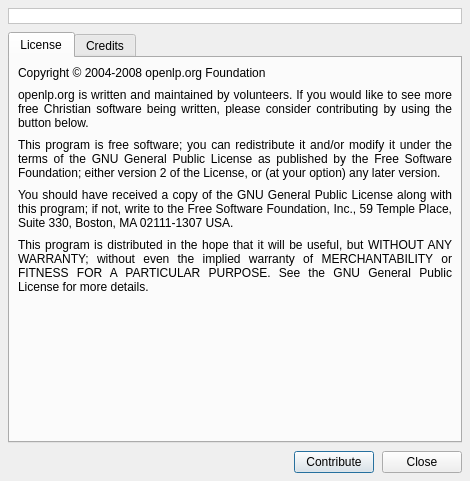
The window that resources/forms/about.ui (zonArt/openlp) describes before a commit, drawn with Qt 5.
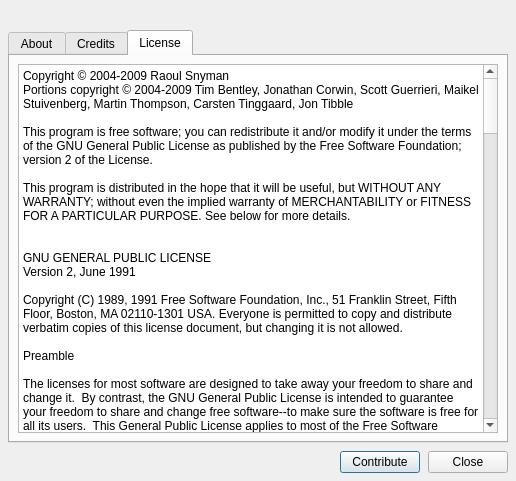
The same window after the commit. The open tabs and pages were chosen to show the change. Icons and pictures are not drawn.

Commit message: Spruced up the About page. Made a few configuration key changes.

```diff
--- a/resources/forms/about.ui
+++ b/resources/forms/about.ui
@@ -6,7 +6,7 @@
    <rect>
     <x>0</x>
     <y>0</y>
-    <width>470</width>
+    <width>516</width>
     <height>481</height>
    </rect>
   </property>
@@ -25,19 +25,7 @@
     <number>8</number>
    </property>
    <item>
-    <widget class="QLabel" name="Logo">
-     <property name="autoFillBackground">
-      <bool>false</bool>
-     </property>
-     <property name="styleSheet">
-      <string notr="true">background-color: rgb(255, 255, 255);</string>
-     </property>
-     <property name="frameShape">
-      <enum>QFrame::StyledPanel</enum>
-     </property>
-     <property name="lineWidth">
-      <number>1</number>
-     </property>
+    <widget class="QLabel" name="label">
      <property name="text">
       <string/>
      </property>
@@ -47,8 +35,8 @@
      <property name="scaledContents">
       <bool>false</bool>
      </property>
-     <property name="alignment">
-      <set>Qt::AlignLeading|Qt::AlignLeft|Qt::AlignVCenter</set>
+     <property name="indent">
+      <number>0</number>
      </property>
     </widget>
    </item>
@@ -57,89 +45,33 @@
      <property name="currentIndex">
       <number>0</number>
      </property>
-     <widget class="QWidget" name="LicenseTab">
+     <widget class="QWidget" name="AboutTab">
       <attribute name="title">
-       <string>License</string>
+       <string>About</string>
       </attribute>
-      <layout class="QVBoxLayout" name="LicenseTabLayout">
+      <layout class="QVBoxLayout" name="verticalLayout">
        <property name="spacing">
-        <number>8</number>
+        <number>0</number>
        </property>
        <property name="margin">
         <number>8</number>
        </property>
        <item>
-        <widget class="QLabel" name="CopyrightLabel">
-         <property name="text">
-          <string>Copyright © 2004-2008 openlp.org Foundation</string>
-         </property>
-        </widget>
-       </item>
-       <item>
-        <widget class="QLabel" name="AboutAuthors">
-         <property name="text">
-          <string>openlp.org is written and maintained by volunteers. If you would like to see more free Christian software being written, please consider contributing by using the button below.</string>
-         </property>
-         <property name="alignment">
-          <set>Qt::AlignJustify|Qt::AlignVCenter</set>
-         </property>
-         <property name="wordWrap">
+        <widget class="QPlainTextEdit" name="AboutTextEdit">
+         <property name="readOnly">
           <bool>true</bool>
          </property>
-        </widget>
-       </item>
-       <item>
-        <widget class="QLabel" name="License1Label">
-         <property name="text">
-          <string>This program is free software; you can redistribute it and/or modify it under the terms of the GNU General Public License as published by the Free Software Foundation; either version 2 of the License, or (at your option) any later version.</string>
+         <property name="plainText">
+          <string>OpenLP &lt;version&gt; - Open Source Lyrics Projection
+
+OpenLP is free church presentation software, or lyrics projection software, used to display slides of songs, Bible verses, videos, images, and even presentations (if OpenOffice.org, PowerPoint or PowerPoint Viewer is installed) for church worship using a computer and a data projector.
+
+Find out more about OpenLP: http://openlp.org/
+
+OpenLP is written and maintained by volunteers. If you would like to see more free Christian software being written, please consider contributing by using the button below.</string>
          </property>
-         <property name="alignment">
-          <set>Qt::AlignJustify|Qt::AlignVCenter</set>
-         </property>
-         <property name="wordWrap">
-          <bool>true</bool>
-         </property>
         </widget>
        </item>
-       <item>
-        <widget class="QLabel" name="License2Label">
-         <property name="text">
-          <string>You should have received a copy of the GNU General Public License along with this program; if not, write to the Free Software Foundation, Inc., 59 Temple Place, Suite 330, Boston, MA 02111-1307 USA.</string>
-         </property>
-         <property name="alignment">
-          <set>Qt::AlignJustify|Qt::AlignVCenter</set>
-         </property>
-         <property name="wordWrap">
-          <bool>true</bool>
-         </property>
-        </widget>
-       </item>
-       <item>
-        <widget class="QLabel" name="License3Label">
-         <property name="text">
-          <string>This program is distributed in the hope that it will be useful, but WITHOUT ANY WARRANTY; without even the implied warranty of MERCHANTABILITY or FITNESS FOR A PARTICULAR PURPOSE. See the GNU General Public License for more details.</string>
-         </property>
-         <property name="alignment">
-          <set>Qt::AlignJustify|Qt::AlignVCenter</set>
-         </property>
-         <property name="wordWrap">
-          <bool>true</bool>
-         </property>
-        </widget>
-       </item>
-       <item>
-        <spacer name="LicenseSpacer">
-         <property name="orientation">
-          <enum>Qt::Vertical</enum>
-         </property>
-         <property name="sizeHint" stdset="0">
-          <size>
-           <width>20</width>
-           <height>40</height>
-          </size>
-         </property>
-        </spacer>
-       </item>
       </layout>
      </widget>
      <widget class="QWidget" name="CreditsTab">
@@ -168,7 +100,163 @@
     Scott &quot;sguerrieri&quot; Guerrieri
     Raoul &quot;superfly&quot; Snyman
     Martin &quot;mijiti&quot; Thompson
-    Carsten &quot;catini&quot; Tingaard</string>
+    Carsten &quot;catini&quot; Tingaard
+
+Testers
+    Wesley &quot;wrst&quot; Stout</string>
+         </property>
+        </widget>
+       </item>
+      </layout>
+     </widget>
+     <widget class="QWidget" name="LicenseTab">
+      <attribute name="title">
+       <string>License</string>
+      </attribute>
+      <layout class="QVBoxLayout" name="LicenseTabLayout">
+       <property name="spacing">
+        <number>8</number>
+       </property>
+       <property name="margin">
+        <number>8</number>
+       </property>
+       <item>
+        <widget class="QPlainTextEdit" name="LicenseTextEdit">
+         <property name="readOnly">
+          <bool>true</bool>
+         </property>
+         <property name="plainText">
+          <string>Copyright © 2004-2009 Raoul Snyman
+Portions copyright © 2004-2009 Tim Bentley, Jonathan Corwin, Scott Guerrieri, Maikel Stuivenberg, Martin Thompson, Carsten Tinggaard, Jon Tibble
+
+This program is free software; you can redistribute it and/or modify it under the terms of the GNU General Public License as published by the Free Software Foundation; version 2 of the License.
+
+This program is distributed in the hope that it will be useful, but WITHOUT ANY WARRANTY; without even the implied warranty of MERCHANTABILITY or FITNESS FOR A PARTICULAR PURPOSE. See below for more details.   
+
+
+GNU GENERAL PUBLIC LICENSE
+Version 2, June 1991
+
+Copyright (C) 1989, 1991 Free Software Foundation, Inc., 51 Franklin Street, Fifth Floor, Boston, MA 02110-1301 USA. Everyone is permitted to copy and distribute verbatim copies of this license document, but changing it is not allowed.
+
+Preamble
+
+The licenses for most software are designed to take away your freedom to share and change it.  By contrast, the GNU General Public License is intended to guarantee your freedom to share and change free software--to make sure the software is free for all its users.  This General Public License applies to most of the Free Software Foundation's software and to any other program whose authors commit to using it.  (Some other Free Software Foundation software is covered by the GNU Lesser General Public License instead.)  You can apply it to your programs, too.
+
+When we speak of free software, we are referring to freedom, not price.  Our General Public Licenses are designed to make sure that you have the freedom to distribute copies of free software (and charge for this service if you wish), that you receive source code or can get it if you want it, that you can change the software or use pieces of it in new free programs; and that you know you can do these things.
+
+To protect your rights, we need to make restrictions that forbid anyone to deny you these rights or to ask you to surrender the rights. These restrictions translate to certain responsibilities for you if you distribute copies of the software, or if you modify it.
+
+For example, if you distribute copies of such a program, whether gratis or for a fee, you must give the recipients all the rights that you have.  You must make sure that they, too, receive or can get the source code.  And you must show them these terms so they know their rights.
+
+We protect your rights with two steps: (1) copyright the software, and (2) offer you this license which gives you legal permission to copy, distribute and/or modify the software.
+
+Also, for each author's protection and ours, we want to make certain that everyone understands that there is no warranty for this free software.  If the software is modified by someone else and passed on, we want its recipients to know that what they have is not the original, so that any problems introduced by others will not reflect on the original authors' reputations.
+
+Finally, any free program is threatened constantly by software patents.  We wish to avoid the danger that redistributors of a free program will individually obtain patent licenses, in effect making the program proprietary.  To prevent this, we have made it clear that any patent must be licensed for everyone's free use or not licensed at all.
+
+The precise terms and conditions for copying, distribution and modification follow.
+
+GNU GENERAL PUBLIC LICENSE
+TERMS AND CONDITIONS FOR COPYING, DISTRIBUTION AND MODIFICATION
+
+0. This License applies to any program or other work which contains a notice placed by the copyright holder saying it may be distributed under the terms of this General Public License.  The &quot;Program&quot;, below, refers to any such program or work, and a &quot;work based on the Program&quot; means either the Program or any derivative work under copyright law: that is to say, a work containing the Program or a portion of it, either verbatim or with modifications and/or translated into another language.  (Hereinafter, translation is included without limitation in the term &quot;modification&quot;.)  Each licensee is addressed as &quot;you&quot;.
+
+Activities other than copying, distribution and modification are not covered by this License; they are outside its scope.  The act of running the Program is not restricted, and the output from the Program is covered only if its contents constitute a work based on the Program (independent of having been made by running the Program). Whether that is true depends on what the Program does.
+
+1. You may copy and distribute verbatim copies of the Program's source code as you receive it, in any medium, provided that you conspicuously and appropriately publish on each copy an appropriate copyright notice and disclaimer of warranty; keep intact all the notices that refer to this License and to the absence of any warranty; and give any other recipients of the Program a copy of this License along with the Program.
+
+You may charge a fee for the physical act of transferring a copy, and you may at your option offer warranty protection in exchange for a fee.
+
+2. You may modify your copy or copies of the Program or any portion of it, thus forming a work based on the Program, and copy and distribute such modifications or work under the terms of Section 1 above, provided that you also meet all of these conditions:
+
+a) You must cause the modified files to carry prominent notices stating that you changed the files and the date of any change.
+
+b) You must cause any work that you distribute or publish, that in whole or in part contains or is derived from the Program or any part thereof, to be licensed as a whole at no charge to all third parties under the terms of this License.
+
+c) If the modified program normally reads commands interactively when run, you must cause it, when started running for such interactive use in the most ordinary way, to print or display an announcement including an appropriate copyright notice and a notice that there is no warranty (or else, saying that you provide a warranty) and that users may redistribute the program under these conditions, and telling the user how to view a copy of this License.  (Exception: if the Program itself is interactive but does not normally print such an announcement, your work based on the Program is not required to print an announcement.)
+
+These requirements apply to the modified work as a whole.  If identifiable sections of that work are not derived from the Program, and can be reasonably considered independent and separate works in themselves, then this License, and its terms, do not apply to those sections when you distribute them as separate works.  But when you distribute the same sections as part of a whole which is a work based on the Program, the distribution of the whole must be on the terms of this License, whose permissions for other licensees extend to the entire whole, and thus to each and every part regardless of who wrote it.
+
+Thus, it is not the intent of this section to claim rights or contest your rights to work written entirely by you; rather, the intent is to exercise the right to control the distribution of derivative or collective works based on the Program.
+
+In addition, mere aggregation of another work not based on the Program with the Program (or with a work based on the Program) on a volume of a storage or distribution medium does not bring the other work under the scope of this License.
+
+3. You may copy and distribute the Program (or a work based on it, under Section 2) in object code or executable form under the terms of Sections 1 and 2 above provided that you also do one of the following:
+
+a) Accompany it with the complete corresponding machine-readable source code, which must be distributed under the terms of Sections 1 and 2 above on a medium customarily used for software interchange; or,
+
+b) Accompany it with a written offer, valid for at least three years, to give any third party, for a charge no more than your cost of physically performing source distribution, a complete machine-readable copy of the corresponding source code, to be distributed under the terms of Sections 1 and 2 above on a medium customarily used for software interchange; or,
+
+c) Accompany it with the information you received as to the offer to distribute corresponding source code.  (This alternative is allowed only for noncommercial distribution and only if you received the program in object code or executable form with such an offer, in accord with Subsection b above.)
+
+The source code for a work means the preferred form of the work for making modifications to it.  For an executable work, complete source code means all the source code for all modules it contains, plus any associated interface definition files, plus the scripts used to control compilation and installation of the executable.  However, as a special exception, the source code distributed need not include anything that is normally distributed (in either source or binary form) with the major components (compiler, kernel, and so on) of the operating system on which the executable runs, unless that component itself accompanies the executable.
+
+If distribution of executable or object code is made by offering access to copy from a designated place, then offering equivalent access to copy the source code from the same place counts as distribution of the source code, even though third parties are not compelled to copy the source along with the object code.
+
+4. You may not copy, modify, sublicense, or distribute the Program except as expressly provided under this License.  Any attempt otherwise to copy, modify, sublicense or distribute the Program is void, and will automatically terminate your rights under this License. However, parties who have received copies, or rights, from you under this License will not have their licenses terminated so long as such parties remain in full compliance.
+
+5. You are not required to accept this License, since you have not signed it.  However, nothing else grants you permission to modify or distribute the Program or its derivative works.  These actions are prohibited by law if you do not accept this License.  Therefore, by modifying or distributing the Program (or any work based on the Program), you indicate your acceptance of this License to do so, and all its terms and conditions for copying, distributing or modifying the Program or works based on it.
+
+6. Each time you redistribute the Program (or any work based on the Program), the recipient automatically receives a license from the original licensor to copy, distribute or modify the Program subject to these terms and conditions.  You may not impose any further restrictions on the recipients' exercise of the rights granted herein. You are not responsible for enforcing compliance by third parties to this License.
+
+7. If, as a consequence of a court judgment or allegation of patent infringement or for any other reason (not limited to patent issues), conditions are imposed on you (whether by court order, agreement or otherwise) that contradict the conditions of this License, they do not excuse you from the conditions of this License.  If you cannot distribute so as to satisfy simultaneously your obligations under this License and any other pertinent obligations, then as a consequence you may not distribute the Program at all.  For example, if a patent license would not permit royalty-free redistribution of the Program by all those who receive copies directly or indirectly through you, then the only way you could satisfy both it and this License would be to refrain entirely from distribution of the Program.
+
+If any portion of this section is held invalid or unenforceable under any particular circumstance, the balance of the section is intended to apply and the section as a whole is intended to apply in other circumstances.
+
+It is not the purpose of this section to induce you to infringe any patents or other property right claims or to contest validity of any such claims; this section has the sole purpose of protecting the integrity of the free software distribution system, which is implemented by public license practices.  Many people have made generous contributions to the wide range of software distributed through that system in reliance on consistent application of that system; it is up to the author/donor to decide if he or she is willing to distribute software through any other system and a licensee cannot impose that choice.
+
+This section is intended to make thoroughly clear what is believed to be a consequence of the rest of this License.
+
+8. If the distribution and/or use of the Program is restricted in certain countries either by patents or by copyrighted interfaces, the original copyright holder who places the Program under this License may add an explicit geographical distribution limitation excluding those countries, so that distribution is permitted only in or among countries not thus excluded.  In such case, this License incorporates the limitation as if written in the body of this License.
+
+9. The Free Software Foundation may publish revised and/or new versions of the General Public License from time to time.  Such new versions will be similar in spirit to the present version, but may differ in detail to address new problems or concerns.
+
+Each version is given a distinguishing version number.  If the Program specifies a version number of this License which applies to it and &quot;any later version&quot;, you have the option of following the terms and conditions either of that version or of any later version published by the Free Software Foundation.  If the Program does not specify a version number of this License, you may choose any version ever published by the Free Software Foundation.
+
+10. If you wish to incorporate parts of the Program into other free programs whose distribution conditions are different, write to the author to ask for permission.  For software which is copyrighted by the Free Software Foundation, write to the Free Software Foundation; we sometimes make exceptions for this.  Our decision will be guided by the two goals of preserving the free status of all derivatives of our free software and of promoting the sharing and reuse of software generally.
+
+NO WARRANTY
+
+11. BECAUSE THE PROGRAM IS LICENSED FREE OF CHARGE, THERE IS NO WARRANTY FOR THE PROGRAM, TO THE EXTENT PERMITTED BY APPLICABLE LAW.  EXCEPT WHEN OTHERWISE STATED IN WRITING THE COPYRIGHT HOLDERS AND/OR OTHER PARTIES PROVIDE THE PROGRAM &quot;AS IS&quot; WITHOUT WARRANTY OF ANY KIND, EITHER EXPRESSED OR IMPLIED, INCLUDING, BUT NOT LIMITED TO, THE IMPLIED WARRANTIES OF MERCHANTABILITY AND FITNESS FOR A PARTICULAR PURPOSE.  THE ENTIRE RISK AS TO THE QUALITY AND PERFORMANCE OF THE PROGRAM IS WITH YOU.  SHOULD THE PROGRAM PROVE DEFECTIVE, YOU ASSUME THE COST OF ALL NECESSARY SERVICING, REPAIR OR CORRECTION.
+
+12. IN NO EVENT UNLESS REQUIRED BY APPLICABLE LAW OR AGREED TO IN WRITING WILL ANY COPYRIGHT HOLDER, OR ANY OTHER PARTY WHO MAY MODIFY AND/OR REDISTRIBUTE THE PROGRAM AS PERMITTED ABOVE, BE LIABLE TO YOU FOR DAMAGES, INCLUDING ANY GENERAL, SPECIAL, INCIDENTAL OR CONSEQUENTIAL DAMAGES ARISING OUT OF THE USE OR INABILITY TO USE THE PROGRAM (INCLUDING BUT NOT LIMITED TO LOSS OF DATA OR DATA BEING RENDERED INACCURATE OR LOSSES SUSTAINED BY YOU OR THIRD PARTIES OR A FAILURE OF THE PROGRAM TO OPERATE WITH ANY OTHER PROGRAMS), EVEN IF SUCH HOLDER OR OTHER PARTY HAS BEEN ADVISED OF THE POSSIBILITY OF SUCH DAMAGES.
+
+END OF TERMS AND CONDITIONS
+
+How to Apply These Terms to Your New Programs
+
+If you develop a new program, and you want it to be of the greatest possible use to the public, the best way to achieve this is to make it free software which everyone can redistribute and change under these terms.
+
+To do so, attach the following notices to the program.  It is safest to attach them to the start of each source file to most effectively convey the exclusion of warranty; and each file should have at least the &quot;copyright&quot; line and a pointer to where the full notice is found.
+
+&lt;one line to give the program's name and a brief idea of what it does.&gt;
+Copyright (C) &lt;year&gt;  &lt;name of author&gt;
+
+This program is free software; you can redistribute it and/or modify it under the terms of the GNU General Public License as published by the Free Software Foundation; either version 2 of the License, or (at your option) any later version.
+
+This program is distributed in the hope that it will be useful, but WITHOUT ANY WARRANTY; without even the implied warranty of MERCHANTABILITY or FITNESS FOR A PARTICULAR PURPOSE.  See the GNU General Public License for more details.
+
+You should have received a copy of the GNU General Public License along with this program; if not, write to the Free Software Foundation, Inc., 51 Franklin Street, Fifth Floor, Boston, MA 02110-1301 USA.
+
+Also add information on how to contact you by electronic and paper mail.
+
+If the program is interactive, make it output a short notice like this when it starts in an interactive mode:
+
+Gnomovision version 69, Copyright (C) year name of author
+Gnomovision comes with ABSOLUTELY NO WARRANTY; for details type `show w'.
+This is free software, and you are welcome to redistribute it under certain conditions; type `show c' for details.
+
+The hypothetical commands `show w' and `show c' should show the appropriate parts of the General Public License.  Of course, the commands you use may be called something other than `show w' and `show c'; they could even be mouse-clicks or menu items--whatever suits your program.
+
+You should also get your employer (if you work as a programmer) or your school, if any, to sign a &quot;copyright disclaimer&quot; for the program, if necessary.  Here is a sample; alter the names:
+
+Yoyodyne, Inc., hereby disclaims all copyright interest in the program `Gnomovision' (which makes passes at compilers) written by James Hacker.
+
+&lt;signature of Ty Coon&gt;, 1 April 1989
+Ty Coon, President of Vice
+
+This General Public License does not permit incorporating your program into proprietary programs.  If your program is a subroutine library, you may consider it more useful to permit linking proprietary applications with the library.  If this is what you want to do, use the GNU Lesser General Public License instead of this License.</string>
          </property>
         </widget>
        </item>
```
Left out of the diff: 13 changed lines with no effect on the pictures. The commit also changes 12 other files.
